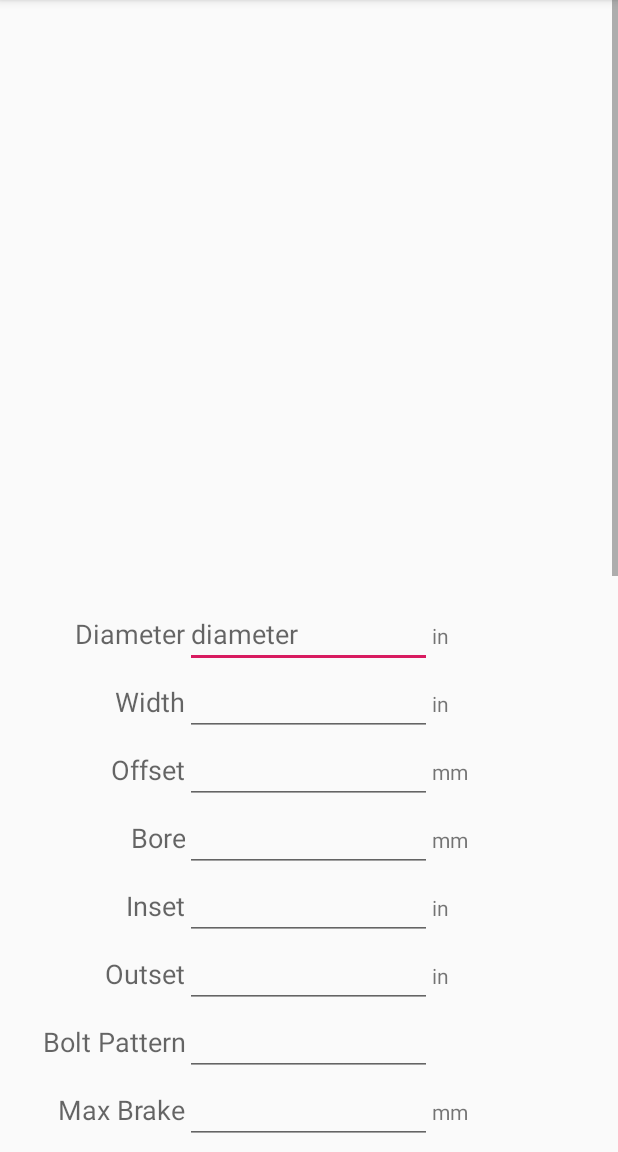
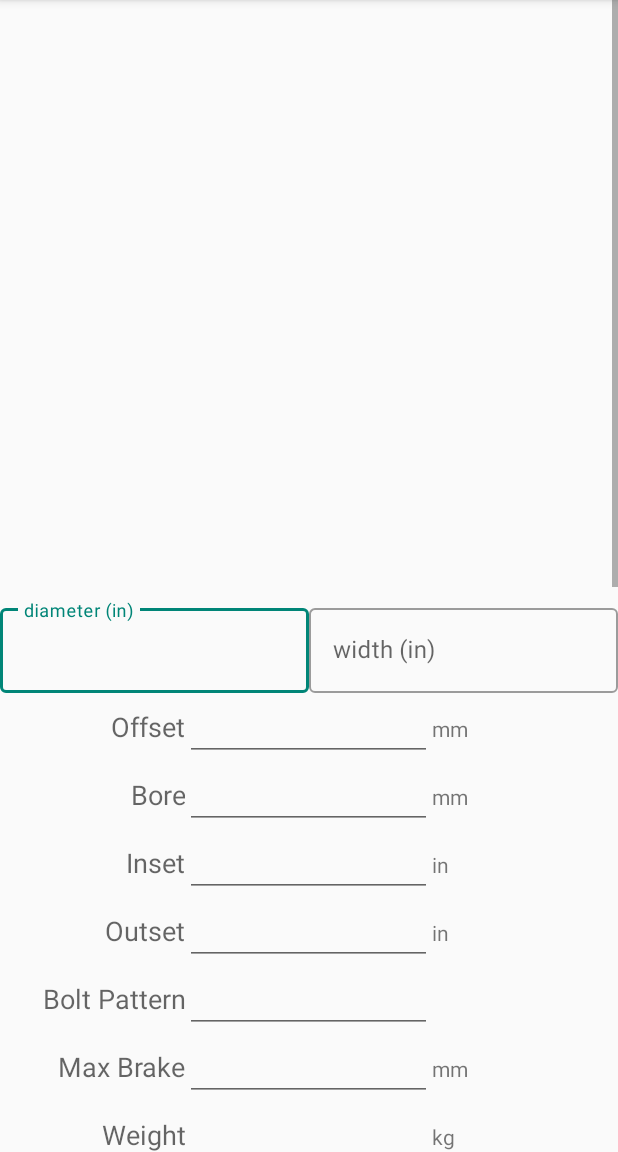
Before and after one commit to sgruver/roundbois, an Android app: the CurrentConfigActivity screen opened directly, with no data from a screen before it, on a phone screen of 412 x 824 dp, the part 84-1236 px from its top. Run offline under Robolectric (Android 15) with nearby library versions, the phone set to English and light mode, and no system bars; 35 statements that could not run were skipped.

Commit message:
texteditlayout added in new material layout design

```diff
--- a/app/src/main/res/layout/activity_current_config.xml
+++ b/app/src/main/res/layout/activity_current_config.xml
@@ -28,60 +28,38 @@
             android:layout_width="match_parent"
             android:layout_height="wrap_content">
 
-            <TextView
-                android:id="@+id/diameterTextView"
+            <com.google.android.material.textfield.TextInputLayout
+                style="@style/Widget.MaterialComponents.TextInputLayout.OutlinedBox"
                 android:layout_width="0dp"
                 android:layout_height="wrap_content"
-                android:layout_weight=".3"
-                android:text="Diameter"
-                android:textAlignment="textEnd"
-                android:textAppearance="@style/TextAppearance.AppCompat.Medium" />
+                android:layout_weight=".5">
 
                 <EditText
                     android:id="@+id/diameterEditText"
-                android:layout_width="0dp"
+                    android:layout_width="match_parent"
                     android:layout_height="wrap_content"
-                android:layout_weight=".4"
                     android:ems="10"
-                android:hint="diameter"
+                    android:hint="diameter (in)"
                     android:inputType="number"
                     android:singleLine="true"
                     android:textAlignment="textStart" />
+            </com.google.android.material.textfield.TextInputLayout>
 
-            <TextView
+            <com.google.android.material.textfield.TextInputLayout
+                style="@style/Widget.MaterialComponents.TextInputLayout.OutlinedBox"
                 android:layout_width="0dp"
                 android:layout_height="wrap_content"
-                android:layout_weight=".3"
-                android:text="in" />
-        </TableRow>
-
-        <TableRow
-            android:layout_width="match_parent"
-            android:layout_height="match_parent">
-
-            <TextView
-                android:id="@+id/widthTextView"
-                android:layout_width="0dp"
-                android:layout_height="wrap_content"
-                android:layout_weight=".3"
-                android:text="Width"
-                android:textAlignment="textEnd"
-                android:textAppearance="@style/TextAppearance.AppCompat.Medium" />
+                android:layout_weight=".5">
 
                 <EditText
                     android:id="@+id/widthEditText"
-                android:layout_width="0dp"
+                    android:layout_width="match_parent"
                     android:layout_height="wrap_content"
-                android:layout_weight=".4"
                     android:ems="10"
+                    android:hint="width (in)"
                     android:inputType="numberDecimal"
-                android:textAlignment="textEnd" />
-
-            <TextView
-                android:layout_width="0dp"
-                android:layout_height="wrap_content"
-                android:layout_weight=".3"
-                android:text="in" />
+                    android:textAlignment="textStart" />
+            </com.google.android.material.textfield.TextInputLayout>
         </TableRow>
 
         <TableRow
```
Lines whose indentation alone changed are shown as unchanged.
